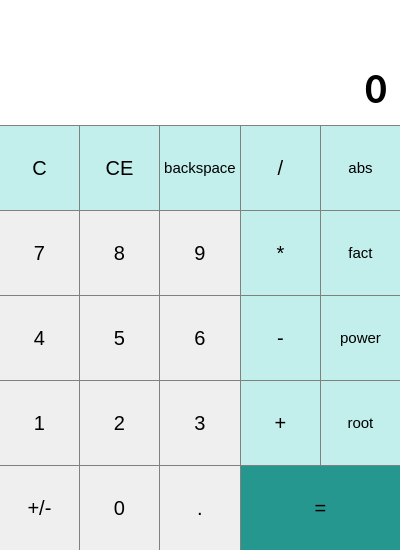
This is src/GUI/ivs_calculator/calculator.ui in noname7571/IVS-Project2 as Qt 5 draws it before an edit. The edited form follows.
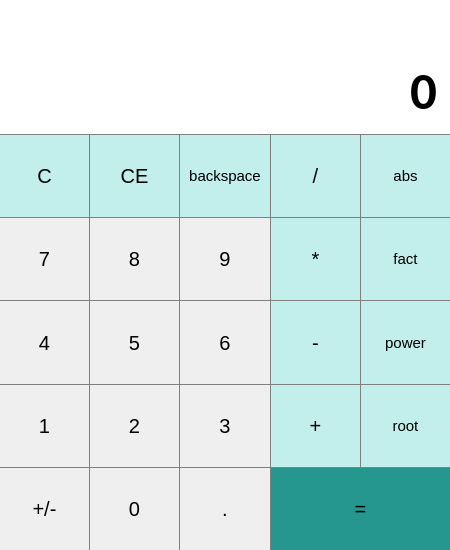
This is the edited form.

Patch:
```diff
--- a/src/GUI/ivs_calculator/calculator.ui
+++ b/src/GUI/ivs_calculator/calculator.ui
@@ -9,20 +9,20 @@
    <rect>
     <x>0</x>
     <y>0</y>
-    <width>400</width>
+    <width>450</width>
     <height>550</height>
    </rect>
   </property>
   <property name="minimumSize">
    <size>
-    <width>400</width>
+    <width>450</width>
     <height>550</height>
    </size>
   </property>
   <property name="maximumSize">
    <size>
-    <width>400</width>
-    <height>550</height>
+    <width>16777215</width>
+    <height>16777215</height>
    </size>
   </property>
   <property name="windowTitle">
@@ -1176,7 +1176,7 @@
          <property name="font">
           <font>
            <family>Calibri</family>
-           <pointsize>32</pointsize>
+           <pointsize>40</pointsize>
            <bold>true</bold>
           </font>
          </property>
```
Left out of the diff: 42 changed lines with no effect on the pictures.
